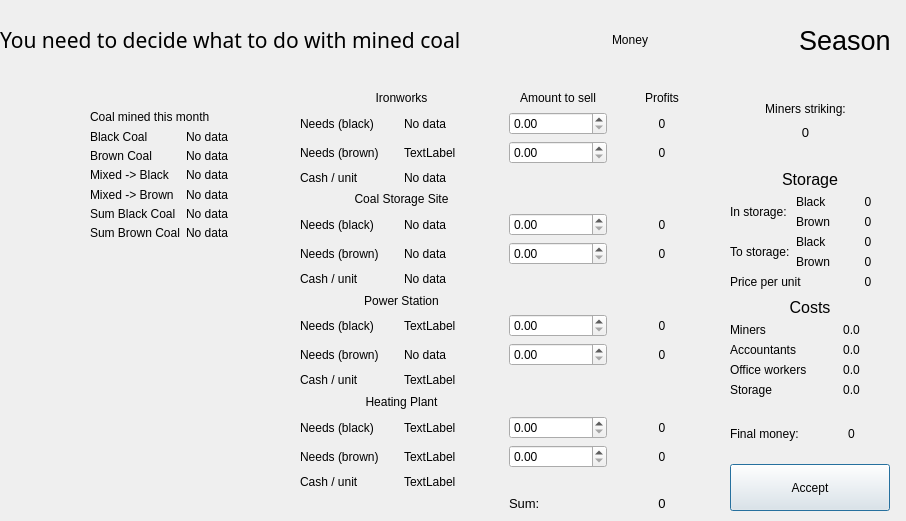
This is newmonthdialog.ui in foltysM/Mine-Simulator-Cpp as Qt 5 draws it before an edit. The edited form follows.
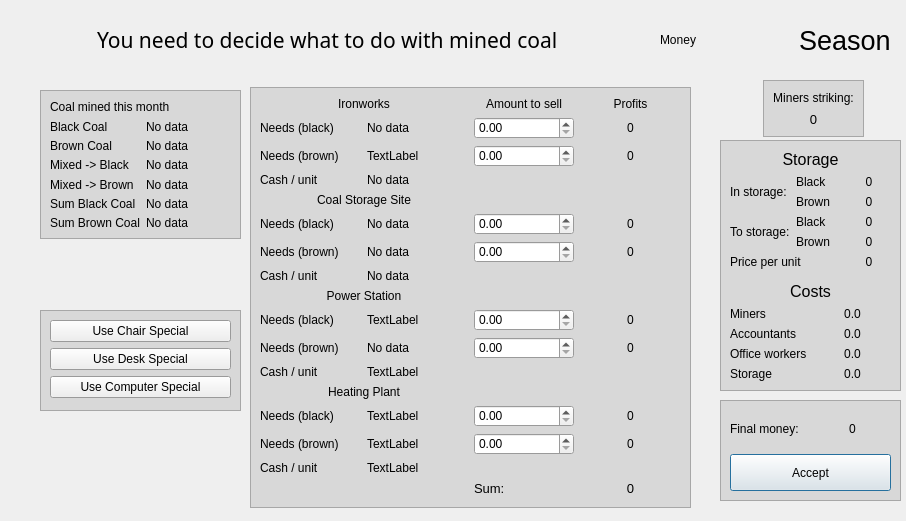
This is the edited form. Icons and pictures are not drawn.

Commit message: Added special feature to AboveGroundWorkerItems

```diff
--- a/newmonthdialog.ui
+++ b/newmonthdialog.ui
@@ -17,118 +17,189 @@
    <iconset resource="res.qrc">
     <normaloff>:/img/question_mark.png</normaloff>:/img/question_mark.png</iconset>
   </property>
-  <widget class="QWidget" name="gridLayoutWidget">
+  <widget class="QWidget" name="horizontalLayoutWidget">
    <property name="geometry">
     <rect>
-     <x>90</x>
-     <y>110</y>
-     <width>181</width>
-     <height>129</height>
+     <x>0</x>
+     <y>0</y>
+     <width>901</width>
+     <height>80</height>
     </rect>
    </property>
-   <layout class="QGridLayout" name="gridLayout">
-    <item row="6" column="0">
-     <widget class="QLabel" name="label_12">
-      <property name="text">
-       <string>Sum Brown Coal</string>
+   <layout class="QHBoxLayout" name="horizontalLayout_2">
+    <item>
+     <spacer name="horizontalSpacer_4">
+      <property name="orientation">
+       <enum>Qt::Horizontal</enum>
       </property>
-     </widget>
-    </item>
-    <item row="5" column="0">
-     <widget class="QLabel" name="label_11">
-      <property name="text">
-       <string>Sum Black Coal</string>
+      <property name="sizeHint" stdset="0">
+       <size>
+        <width>40</width>
+        <height>20</height>
+       </size>
       </property>
-     </widget>
+     </spacer>
     </item>
-    <item row="4" column="1">
-     <widget class="QLabel" name="labelBrownMinedMixed">
-      <property name="text">
-       <string>No data</string>
+    <item>
+     <widget class="QLabel" name="label_16">
+      <property name="font">
+       <font>
+        <family>Stencil</family>
+        <pointsize>16</pointsize>
+       </font>
       </property>
-     </widget>
-    </item>
-    <item row="2" column="1">
-     <widget class="QLabel" name="labelBrownCoalMined">
       <property name="text">
-       <string>No data</string>
+       <string>You need to decide what to do with mined coal</string>
       </property>
      </widget>
     </item>
-    <item row="1" column="0">
-     <widget class="QLabel" name="label">
-      <property name="text">
-       <string>Black Coal</string>
+    <item>
+     <spacer name="horizontalSpacer">
+      <property name="orientation">
+       <enum>Qt::Horizontal</enum>
       </property>
-     </widget>
-    </item>
-    <item row="2" column="0">
-     <widget class="QLabel" name="label_2">
-      <property name="text">
-       <string>Brown Coal</string>
+      <property name="sizeHint" stdset="0">
+       <size>
+        <width>40</width>
+        <height>20</height>
+       </size>
       </property>
-     </widget>
+     </spacer>
     </item>
-    <item row="3" column="1">
-     <widget class="QLabel" name="labelBlackMinedMixed">
+    <item>
+     <widget class="QLabel" name="labelMoneyDialog">
       <property name="text">
-       <string>No data</string>
+       <string>Money</string>
       </property>
      </widget>
     </item>
-    <item row="1" column="1">
-     <widget class="QLabel" name="labelBlackCoalMined">
-      <property name="text">
-       <string>No data</string>
+    <item>
+     <spacer name="horizontalSpacer_2">
+      <property name="orientation">
+       <enum>Qt::Horizontal</enum>
       </property>
-     </widget>
-    </item>
-    <item row="0" column="0" colspan="2">
-     <widget class="QLabel" name="label_13">
-      <property name="text">
-       <string>Coal mined this month</string>
+      <property name="sizeHint" stdset="0">
+       <size>
+        <width>40</width>
+        <height>20</height>
+       </size>
       </property>
-     </widget>
+     </spacer>
     </item>
-    <item row="5" column="1">
-     <widget class="QLabel" name="labelSumBlack">
-      <property name="text">
-       <string>No data</string>
+    <item>
+     <widget class="QLabel" name="labelSeason">
+      <property name="font">
+       <font>
+        <pointsize>20</pointsize>
+       </font>
       </property>
-     </widget>
-    </item>
-    <item row="6" column="1">
-     <widget class="QLabel" name="labelSumBrown">
       <property name="text">
-       <string>No data</string>
+       <string>Season</string>
       </property>
      </widget>
     </item>
-    <item row="3" column="0">
-     <widget class="QLabel" name="label_3">
-      <property name="text">
-       <string>Mixed -&gt; Black</string>
+    <item>
+     <spacer name="horizontalSpacer_3">
+      <property name="orientation">
+       <enum>Qt::Horizontal</enum>
       </property>
-     </widget>
-    </item>
-    <item row="4" column="0">
-     <widget class="QLabel" name="label_4">
-      <property name="text">
-       <string>Mixed -&gt; Brown</string>
+      <property name="sizeType">
+       <enum>QSizePolicy::Preferred</enum>
       </property>
-     </widget>
+      <property name="sizeHint" stdset="0">
+       <size>
+        <width>10</width>
+        <height>10</height>
+       </size>
+      </property>
+     </spacer>
     </item>
    </layout>
   </widget>
-  <widget class="QWidget" name="gridLayoutWidget_3">
+  <widget class="QFrame" name="frame">
    <property name="geometry">
     <rect>
-     <x>300</x>
-     <y>90</y>
-     <width>411</width>
+     <x>250</x>
+     <y>87</y>
+     <width>441</width>
      <height>421</height>
     </rect>
    </property>
+   <property name="palette">
+    <palette>
+     <active>
+      <colorrole role="Base">
+       <brush brushstyle="SolidPattern">
+        <color alpha="255">
+         <red>255</red>
+         <green>255</green>
+         <blue>255</blue>
+        </color>
+       </brush>
+      </colorrole>
+      <colorrole role="Window">
+       <brush brushstyle="SolidPattern">
+        <color alpha="255">
+         <red>216</red>
+         <green>216</green>
+         <blue>216</blue>
+        </color>
+       </brush>
+      </colorrole>
+     </active>
+     <inactive>
+      <colorrole role="Base">
+       <brush brushstyle="SolidPattern">
+        <color alpha="255">
+         <red>255</red>
+         <green>255</green>
+         <blue>255</blue>
+        </color>
+       </brush>
+      </colorrole>
+      <colorrole role="Window">
+       <brush brushstyle="SolidPattern">
+        <color alpha="255">
+         <red>216</red>
+         <green>216</green>
+         <blue>216</blue>
+        </color>
+       </brush>
+      </colorrole>
+     </inactive>
+     <disabled>
+      <colorrole role="Base">
+       <brush brushstyle="SolidPattern">
+        <color alpha="255">
+         <red>216</red>
+         <green>216</green>
+         <blue>216</blue>
+        </color>
+       </brush>
+      </colorrole>
+      <colorrole role="Window">
+       <brush brushstyle="SolidPattern">
+        <color alpha="255">
+         <red>216</red>
+         <green>216</green>
+         <blue>216</blue>
+        </color>
+       </brush>
+      </colorrole>
+     </disabled>
+    </palette>
+   </property>
+   <property name="autoFillBackground">
+    <bool>true</bool>
+   </property>
+   <property name="frameShape">
+    <enum>QFrame::StyledPanel</enum>
+   </property>
+   <property name="frameShadow">
+    <enum>QFrame::Raised</enum>
+   </property>
+   <layout class="QGridLayout" name="gridLayout_4">
+    <item row="0" column="0">
    <layout class="QGridLayout" name="gridLayout_3">
     <property name="sizeConstraint">
      <enum>QLayout::SetDefaultConstraint</enum>
@@ -493,102 +564,396 @@
      </widget>
     </item>
    </layout>
+    </item>
+   </layout>
   </widget>
-  <widget class="QWidget" name="horizontalLayoutWidget">
+  <widget class="QFrame" name="frame_2">
    <property name="geometry">
     <rect>
-     <x>0</x>
-     <y>0</y>
-     <width>901</width>
-     <height>80</height>
+     <x>40</x>
+     <y>90</y>
+     <width>201</width>
+     <height>149</height>
     </rect>
    </property>
-   <layout class="QHBoxLayout" name="horizontalLayout_2">
-    <item>
-     <widget class="QLabel" name="label_16">
-      <property name="font">
-       <font>
-        <family>Stencil</family>
-        <pointsize>16</pointsize>
-       </font>
-      </property>
+   <property name="palette">
+    <palette>
+     <active>
+      <colorrole role="Base">
+       <brush brushstyle="SolidPattern">
+        <color alpha="255">
+         <red>255</red>
+         <green>255</green>
+         <blue>255</blue>
+        </color>
+       </brush>
+      </colorrole>
+      <colorrole role="Window">
+       <brush brushstyle="SolidPattern">
+        <color alpha="255">
+         <red>216</red>
+         <green>216</green>
+         <blue>216</blue>
+        </color>
+       </brush>
+      </colorrole>
+     </active>
+     <inactive>
+      <colorrole role="Base">
+       <brush brushstyle="SolidPattern">
+        <color alpha="255">
+         <red>255</red>
+         <green>255</green>
+         <blue>255</blue>
+        </color>
+       </brush>
+      </colorrole>
+      <colorrole role="Window">
+       <brush brushstyle="SolidPattern">
+        <color alpha="255">
+         <red>216</red>
+         <green>216</green>
+         <blue>216</blue>
+        </color>
+       </brush>
+      </colorrole>
+     </inactive>
+     <disabled>
+      <colorrole role="Base">
+       <brush brushstyle="SolidPattern">
+        <color alpha="255">
+         <red>216</red>
+         <green>216</green>
+         <blue>216</blue>
+        </color>
+       </brush>
+      </colorrole>
+      <colorrole role="Window">
+       <brush brushstyle="SolidPattern">
+        <color alpha="255">
+         <red>216</red>
+         <green>216</green>
+         <blue>216</blue>
+        </color>
+       </brush>
+      </colorrole>
+     </disabled>
+    </palette>
+   </property>
+   <property name="autoFillBackground">
+    <bool>true</bool>
+   </property>
+   <property name="frameShape">
+    <enum>QFrame::StyledPanel</enum>
+   </property>
+   <property name="frameShadow">
+    <enum>QFrame::Raised</enum>
+   </property>
+   <layout class="QGridLayout" name="gridLayout_2">
+    <item row="0" column="0">
+     <layout class="QGridLayout" name="gridLayout">
+      <item row="6" column="0">
+       <widget class="QLabel" name="label_12">
       <property name="text">
-       <string>You need to decide what to do with mined coal</string>
+         <string>Sum Brown Coal</string>
       </property>
      </widget>
     </item>
-    <item>
-     <spacer name="horizontalSpacer">
-      <property name="orientation">
-       <enum>Qt::Horizontal</enum>
-      </property>
-      <property name="sizeHint" stdset="0">
-       <size>
-        <width>40</width>
-        <height>20</height>
-       </size>
-      </property>
-     </spacer>
-    </item>
-    <item>
-     <widget class="QLabel" name="labelMoneyDialog">
+      <item row="5" column="0">
+       <widget class="QLabel" name="label_11">
+        <property name="text">
+         <string>Sum Black Coal</string>
+        </property>
+       </widget>
+      </item>
+      <item row="4" column="1">
+       <widget class="QLabel" name="labelBrownMinedMixed">
+        <property name="text">
+         <string>No data</string>
+        </property>
+       </widget>
+      </item>
+      <item row="2" column="1">
+       <widget class="QLabel" name="labelBrownCoalMined">
       <property name="text">
-       <string>Money</string>
+         <string>No data</string>
       </property>
      </widget>
     </item>
-    <item>
-     <spacer name="horizontalSpacer_2">
-      <property name="orientation">
-       <enum>Qt::Horizontal</enum>
-      </property>
-      <property name="sizeHint" stdset="0">
-       <size>
-        <width>40</width>
-        <height>20</height>
-       </size>
-      </property>
-     </spacer>
-    </item>
-    <item>
-     <widget class="QLabel" name="labelSeason">
-      <property name="font">
-       <font>
-        <pointsize>20</pointsize>
-       </font>
-      </property>
+      <item row="1" column="0">
+       <widget class="QLabel" name="label">
+        <property name="text">
+         <string>Black Coal</string>
+        </property>
+       </widget>
+      </item>
+      <item row="2" column="0">
+       <widget class="QLabel" name="label_2">
+        <property name="text">
+         <string>Brown Coal</string>
+        </property>
+       </widget>
+      </item>
+      <item row="3" column="1">
+       <widget class="QLabel" name="labelBlackMinedMixed">
+        <property name="text">
+         <string>No data</string>
+        </property>
+       </widget>
+      </item>
+      <item row="1" column="1">
+       <widget class="QLabel" name="labelBlackCoalMined">
       <property name="text">
-       <string>Season</string>
+         <string>No data</string>
       </property>
      </widget>
     </item>
+      <item row="0" column="0" colspan="2">
+       <widget class="QLabel" name="label_13">
+        <property name="text">
+         <string>Coal mined this month</string>
+        </property>
+       </widget>
+      </item>
+      <item row="5" column="1">
+       <widget class="QLabel" name="labelSumBlack">
+        <property name="text">
+         <string>No data</string>
+        </property>
+       </widget>
+      </item>
+      <item row="6" column="1">
+       <widget class="QLabel" name="labelSumBrown">
+        <property name="text">
+         <string>No data</string>
+        </property>
+       </widget>
+      </item>
+      <item row="3" column="0">
+       <widget class="QLabel" name="label_3">
+        <property name="text">
+         <string>Mixed -&gt; Black</string>
+        </property>
+       </widget>
+      </item>
+      <item row="4" column="0">
+       <widget class="QLabel" name="label_4">
+        <property name="text">
+         <string>Mixed -&gt; Brown</string>
+        </property>
+       </widget>
+      </item>
+     </layout>
+    </item>
+   </layout>
+  </widget>
+  <widget class="QFrame" name="frame_3">
+   <property name="geometry">
+    <rect>
+     <x>720</x>
+     <y>400</y>
+     <width>181</width>
+     <height>101</height>
+    </rect>
+   </property>
+   <property name="palette">
+    <palette>
+     <active>
+      <colorrole role="Base">
+       <brush brushstyle="SolidPattern">
+        <color alpha="255">
+         <red>255</red>
+         <green>255</green>
+         <blue>255</blue>
+        </color>
+       </brush>
+      </colorrole>
+      <colorrole role="Window">
+       <brush brushstyle="SolidPattern">
+        <color alpha="255">
+         <red>216</red>
+         <green>216</green>
+         <blue>216</blue>
+        </color>
+       </brush>
+      </colorrole>
+     </active>
+     <inactive>
+      <colorrole role="Base">
+       <brush brushstyle="SolidPattern">
+        <color alpha="255">
+         <red>255</red>
+         <green>255</green>
+         <blue>255</blue>
+        </color>
+       </brush>
+      </colorrole>
+      <colorrole role="Window">
+       <brush brushstyle="SolidPattern">
+        <color alpha="255">
+         <red>216</red>
+         <green>216</green>
+         <blue>216</blue>
+        </color>
+       </brush>
+      </colorrole>
+     </inactive>
+     <disabled>
+      <colorrole role="Base">
+       <brush brushstyle="SolidPattern">
+        <color alpha="255">
+         <red>216</red>
+         <green>216</green>
+         <blue>216</blue>
+        </color>
+       </brush>
+      </colorrole>
+      <colorrole role="Window">
+       <brush brushstyle="SolidPattern">
+        <color alpha="255">
+         <red>216</red>
+         <green>216</green>
+         <blue>216</blue>
+        </color>
+       </brush>
+      </colorrole>
+     </disabled>
+    </palette>
+   </property>
+   <property name="autoFillBackground">
+    <bool>true</bool>
+   </property>
+   <property name="frameShape">
+    <enum>QFrame::StyledPanel</enum>
+   </property>
+   <property name="frameShadow">
+    <enum>QFrame::Raised</enum>
+   </property>
+   <layout class="QGridLayout" name="gridLayout_5">
+    <item row="0" column="0">
+     <layout class="QVBoxLayout" name="verticalLayout_3">
     <item>
-     <spacer name="horizontalSpacer_3">
-      <property name="orientation">
-       <enum>Qt::Horizontal</enum>
-      </property>
-      <property name="sizeType">
-       <enum>QSizePolicy::Preferred</enum>
-      </property>
-      <property name="sizeHint" stdset="0">
-       <size>
-        <width>10</width>
-        <height>10</height>
-       </size>
-      </property>
-     </spacer>
-    </item>
-   </layout>
-  </widget>
-  <widget class="QWidget" name="verticalLayoutWidget">
+       <layout class="QHBoxLayout" name="horizontalLayout">
+        <item>
+         <widget class="QLabel" name="label_41">
+          <property name="text">
+           <string>Final money:</string>
+          </property>
+         </widget>
+        </item>
+        <item>
+         <widget class="QLabel" name="labelFinalMoney">
+          <property name="text">
+           <string>0</string>
+          </property>
+          <property name="alignment">
+           <set>Qt::AlignCenter</set>
+          </property>
+         </widget>
+        </item>
+       </layout>
+      </item>
+      <item>
+       <widget class="QPushButton" name="acceptButton">
+        <property name="sizePolicy">
+         <sizepolicy hsizetype="Minimum" vsizetype="Preferred">
+          <horstretch>0</horstretch>
+          <verstretch>0</verstretch>
+         </sizepolicy>
+        </property>
+        <property name="text">
+         <string>Accept</string>
+        </property>
+       </widget>
+      </item>
+     </layout>
+    </item>
+   </layout>
+  </widget>
+  <widget class="QFrame" name="frame_4">
    <property name="geometry">
     <rect>
-     <x>730</x>
-     <y>170</y>
-     <width>160</width>
-     <height>227</height>
+     <x>720</x>
+     <y>140</y>
+     <width>181</width>
+     <height>251</height>
     </rect>
    </property>
+   <property name="palette">
+    <palette>
+     <active>
+      <colorrole role="Base">
+       <brush brushstyle="SolidPattern">
+        <color alpha="255">
+         <red>255</red>
+         <green>255</green>
+         <blue>255</blue>
+        </color>
+       </brush>
+      </colorrole>
+      <colorrole role="Window">
+       <brush brushstyle="SolidPattern">
+        <color alpha="255">
+         <red>216</red>
+         <green>216</green>
+         <blue>216</blue>
+        </color>
+       </brush>
+      </colorrole>
+     </active>
+     <inactive>
+      <colorrole role="Base">
+       <brush brushstyle="SolidPattern">
+        <color alpha="255">
+         <red>255</red>
+         <green>255</green>
+         <blue>255</blue>
+        </color>
+       </brush>
+      </colorrole>
+      <colorrole role="Window">
+       <brush brushstyle="SolidPattern">
+        <color alpha="255">
+         <red>216</red>
+         <green>216</green>
+         <blue>216</blue>
+        </color>
+       </brush>
+      </colorrole>
+     </inactive>
+     <disabled>
+      <colorrole role="Base">
+       <brush brushstyle="SolidPattern">
+        <color alpha="255">
+         <red>216</red>
+         <green>216</green>
+         <blue>216</blue>
+        </color>
+       </brush>
+      </colorrole>
+      <colorrole role="Window">
+       <brush brushstyle="SolidPattern">
+        <color alpha="255">
+         <red>216</red>
+         <green>216</green>
+         <blue>216</blue>
+        </color>
+       </brush>
+      </colorrole>
+     </disabled>
+    </palette>
+   </property>
+   <property name="autoFillBackground">
+    <bool>true</bool>
+   </property>
+   <property name="frameShape">
+    <enum>QFrame::StyledPanel</enum>
+   </property>
+   <property name="frameShadow">
+    <enum>QFrame::Raised</enum>
+   </property>
+   <layout class="QGridLayout" name="gridLayout_6">
+    <item row="0" column="0">
    <layout class="QVBoxLayout" name="verticalLayout">
     <item>
      <layout class="QGridLayout" name="storageLayout">
@@ -809,16 +1174,93 @@
      </layout>
     </item>
    </layout>
+    </item>
+   </layout>
   </widget>
-  <widget class="QWidget" name="verticalLayoutWidget_2">
+  <widget class="QFrame" name="frame_5">
    <property name="geometry">
     <rect>
-     <x>760</x>
-     <y>100</y>
-     <width>91</width>
-     <height>41</height>
+     <x>763</x>
+     <y>80</y>
+     <width>101</width>
+     <height>57</height>
     </rect>
    </property>
+   <property name="palette">
+    <palette>
+     <active>
+      <colorrole role="Base">
+       <brush brushstyle="SolidPattern">
+        <color alpha="255">
+         <red>255</red>
+         <green>255</green>
+         <blue>255</blue>
+        </color>
+       </brush>
+      </colorrole>
+      <colorrole role="Window">
+       <brush brushstyle="SolidPattern">
+        <color alpha="255">
+         <red>216</red>
+         <green>216</green>
+         <blue>216</blue>
+        </color>
+       </brush>
+      </colorrole>
+     </active>
+     <inactive>
+      <colorrole role="Base">
+       <brush brushstyle="SolidPattern">
+        <color alpha="255">
+         <red>255</red>
+         <green>255</green>
+         <blue>255</blue>
+        </color>
+       </brush>
+      </colorrole>
+      <colorrole role="Window">
+       <brush brushstyle="SolidPattern">
+        <color alpha="255">
+         <red>216</red>
+         <green>216</green>
+         <blue>216</blue>
+        </color>
+       </brush>
+      </colorrole>
+     </inactive>
+     <disabled>
+      <colorrole role="Base">
+       <brush brushstyle="SolidPattern">
+        <color alpha="255">
+         <red>216</red>
+         <green>216</green>
+         <blue>216</blue>
+        </color>
+       </brush>
+      </colorrole>
+      <colorrole role="Window">
+       <brush brushstyle="SolidPattern">
+        <color alpha="255">
+         <red>216</red>
+         <green>216</green>
+         <blue>216</blue>
+        </color>
+       </brush>
+      </colorrole>
+     </disabled>
+    </palette>
+   </property>
+   <property name="autoFillBackground">
+    <bool>true</bool>
+   </property>
+   <property name="frameShape">
+    <enum>QFrame::StyledPanel</enum>
+   </property>
+   <property name="frameShadow">
+    <enum>QFrame::Raised</enum>
+   </property>
+   <layout class="QGridLayout" name="gridLayout_7">
+    <item row="0" column="0">
    <layout class="QVBoxLayout" name="verticalLayout_2">
     <item>
      <widget class="QLabel" name="label_39">
@@ -846,48 +1288,110 @@
      </widget>
     </item>
    </layout>
+    </item>
+   </layout>
   </widget>
-  <widget class="QWidget" name="verticalLayoutWidget_3">
+  <widget class="QFrame" name="frame_6">
    <property name="geometry">
     <rect>
-     <x>730</x>
-     <y>410</y>
-     <width>160</width>
+     <x>40</x>
+     <y>310</y>
+     <width>201</width>
      <height>101</height>
     </rect>
    </property>
-   <layout class="QVBoxLayout" name="verticalLayout_3">
-    <item>
-     <layout class="QHBoxLayout" name="horizontalLayout">
-      <item>
-       <widget class="QLabel" name="label_41">
+   <property name="palette">
+    <palette>
+     <active>
+      <colorrole role="Base">
+       <brush brushstyle="SolidPattern">
+        <color alpha="255">
+         <red>255</red>
+         <green>255</green>
+         <blue>255</blue>
+        </color>
+       </brush>
+      </colorrole>
+      <colorrole role="Window">
+       <brush brushstyle="SolidPattern">
+        <color alpha="255">
+         <red>216</red>
+         <green>216</green>
+         <blue>216</blue>
+        </color>
+       </brush>
+      </colorrole>
+     </active>
+     <inactive>
+      <colorrole role="Base">
+       <brush brushstyle="SolidPattern">
+        <color alpha="255">
+         <red>255</red>
+         <green>255</green>
+         <blue>255</blue>
+        </color>
+       </brush>
+      </colorrole>
+      <colorrole role="Window">
+       <brush brushstyle="SolidPattern">
+        <color alpha="255">
+         <red>216</red>
+         <green>216</green>
+         <blue>216</blue>
+        </color>
+       </brush>
+      </colorrole>
+     </inactive>
+     <disabled>
+      <colorrole role="Base">
+       <brush brushstyle="SolidPattern">
+        <color alpha="255">
+         <red>216</red>
+         <green>216</green>
+         <blue>216</blue>
+        </color>
+       </brush>
+      </colorrole>
+      <colorrole role="Window">
+       <brush brushstyle="SolidPattern">
+        <color alpha="255">
+         <red>216</red>
+         <green>216</green>
+         <blue>216</blue>
+        </color>
+       </brush>
+      </colorrole>
+     </disabled>
+    </palette>
+   </property>
+   <property name="autoFillBackground">
+    <bool>true</bool>
+   </property>
+   <property name="frameShape">
+    <enum>QFrame::StyledPanel</enum>
+   </property>
+   <property name="frameShadow">
+    <enum>QFrame::Raised</enum>
+   </property>
+   <layout class="QGridLayout" name="gridLayout_8">
+    <item row="0" column="0">
+     <widget class="QPushButton" name="chairSpecialBtn">
         <property name="text">
-         <string>Final money:</string>
+       <string>Use Chair Special</string>
         </property>
        </widget>
       </item>
-      <item>
-       <widget class="QLabel" name="labelFinalMoney">
+    <item row="1" column="0">
+     <widget class="QPushButton" name="deskSpecialBtn">
         <property name="text">
-         <string>0</string>
-        </property>
-        <property name="alignment">
-         <set>Qt::AlignCenter</set>
-        </property>
-       </widget>
-      </item>
-     </layout>
-    </item>
-    <item>
-     <widget class="QPushButton" name="acceptButton">
-      <property name="sizePolicy">
-       <sizepolicy hsizetype="Minimum" vsizetype="Preferred">
-        <horstretch>0</horstretch>
-        <verstretch>0</verstretch>
-       </sizepolicy>
-      </property>
+       <string>Use Desk Special</string>
+      </property>
+     </widget>
+    </item>
+    <item row="2" column="0">
+     <widget class="QPushButton" name="computerSpecialBtn">
       <property name="text">
-       <string>Accept</string>
+       <string>Use Computer Special</string>
       </property>
      </widget>
     </item>
```
Lines whose indentation alone changed are shown as unchanged. The commit also changes 11 other files.
